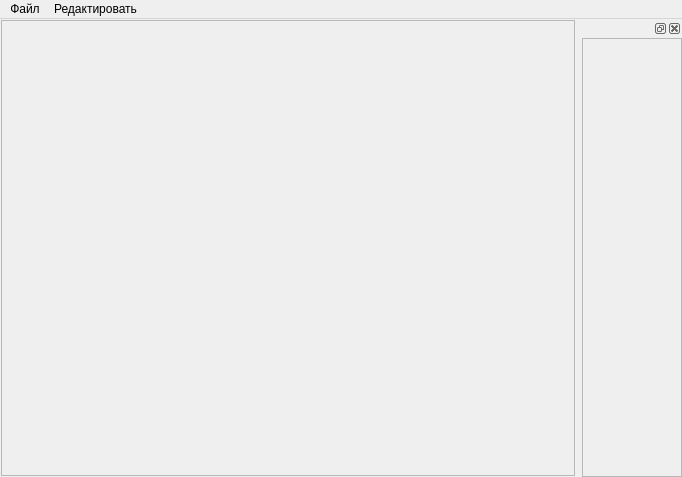
Old version of the form mainwindow.ui in the repository SPROgster/ImageProcessing.
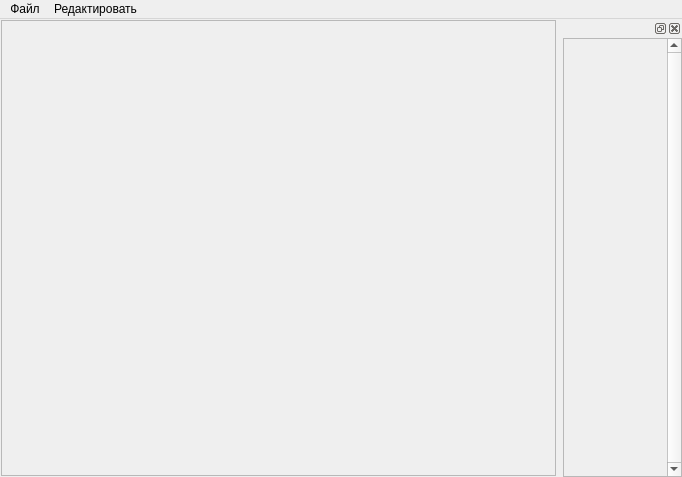
New version of the form.

Patch:
```diff
--- a/mainwindow.ui
+++ b/mainwindow.ui
@@ -46,7 +46,7 @@
         <rect>
          <x>0</x>
          <y>0</y>
-         <width>577</width>
+         <width>558</width>
          <height>452</height>
         </rect>
        </property>
@@ -113,13 +113,13 @@
    </property>
    <property name="minimumSize">
     <size>
-     <width>100</width>
+     <width>119</width>
      <height>111</height>
     </size>
    </property>
    <property name="maximumSize">
     <size>
-     <width>100</width>
+     <width>119</width>
      <height>524287</height>
     </size>
    </property>
@@ -142,6 +142,12 @@
      </property>
      <item>
       <widget class="QScrollArea" name="historyArea">
+       <property name="verticalScrollBarPolicy">
+        <enum>Qt::ScrollBarAlwaysOn</enum>
+       </property>
+       <property name="horizontalScrollBarPolicy">
+        <enum>Qt::ScrollBarAlwaysOff</enum>
+       </property>
        <property name="widgetResizable">
         <bool>true</bool>
        </property>
@@ -153,11 +159,14 @@
          <rect>
           <x>0</x>
           <y>0</y>
-          <width>98</width>
+          <width>100</width>
           <height>432</height>
          </rect>
         </property>
         <layout class="QVBoxLayout" name="verticalLayout_2">
+         <property name="spacing">
+          <number>1</number>
+         </property>
          <property name="leftMargin">
           <number>0</number>
          </property>
```
